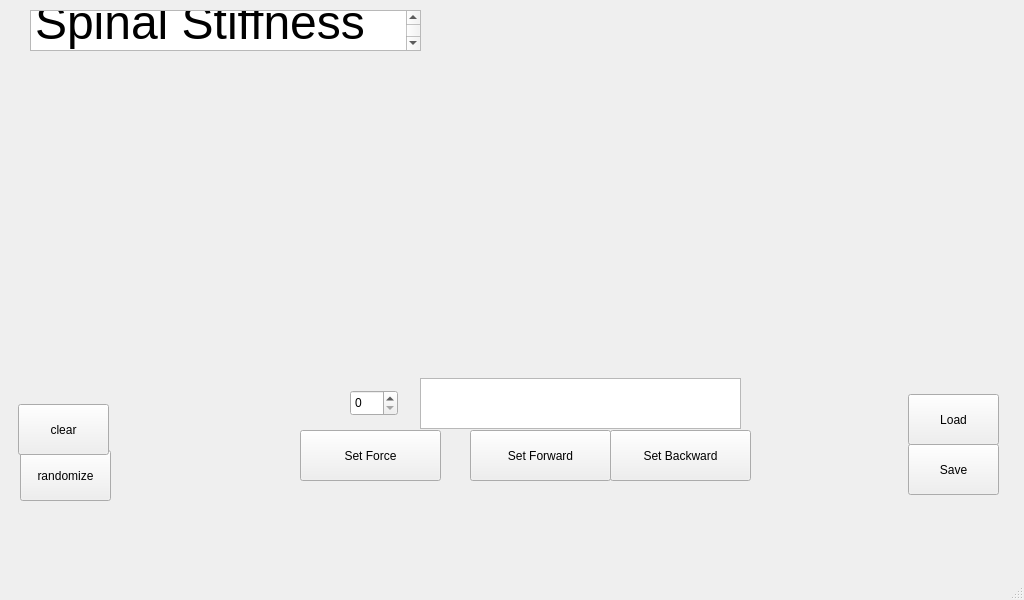
First picture: the form in dialog.ui, repository wiihoffmann/indenter-control-panel, before the edit.
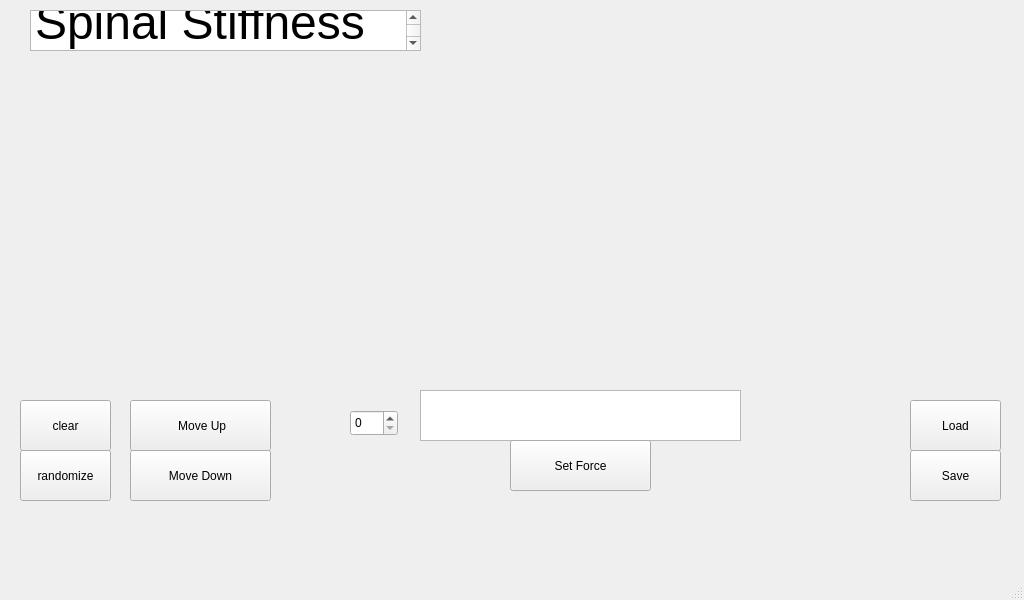
Second picture: the form after the edit. Custom widgets are drawn as their Qt base class.

Commit message: step rate is now parameterized

Diff of the .ui file:
```diff
--- a/dialog.ui
+++ b/dialog.ui
@@ -40,8 +40,8 @@
    <widget class="QPushButton" name="pushButton_clear_graph">
     <property name="geometry">
      <rect>
-      <x>18</x>
-      <y>404</y>
+      <x>20</x>
+      <y>400</y>
       <width>91</width>
       <height>51</height>
      </rect>
@@ -53,8 +53,8 @@
    <widget class="QPushButton" name="SaveButton">
     <property name="geometry">
      <rect>
-      <x>908</x>
-      <y>444</y>
+      <x>910</x>
+      <y>450</y>
       <width>91</width>
       <height>51</height>
      </rect>
@@ -66,8 +66,8 @@
    <widget class="QPushButton" name="LoadButton">
     <property name="geometry">
      <rect>
-      <x>908</x>
-      <y>394</y>
+      <x>910</x>
+      <y>400</y>
       <width>91</width>
       <height>51</height>
      </rect>
@@ -80,7 +80,7 @@
     <property name="geometry">
      <rect>
       <x>350</x>
-      <y>390</y>
+      <y>410</y>
       <width>48</width>
       <height>26</height>
      </rect>
@@ -90,7 +90,7 @@
     <property name="geometry">
      <rect>
       <x>420</x>
-      <y>378</y>
+      <y>390</y>
       <width>321</width>
       <height>51</height>
      </rect>
@@ -99,8 +99,8 @@
    <widget class="QPushButton" name="setButton">
     <property name="geometry">
      <rect>
-      <x>300</x>
-      <y>430</y>
+      <x>510</x>
+      <y>440</y>
       <width>141</width>
       <height>51</height>
      </rect>
@@ -132,27 +132,27 @@
    <widget class="QPushButton" name="forwardButton">
     <property name="geometry">
      <rect>
-      <x>470</x>
-      <y>430</y>
+      <x>130</x>
+      <y>400</y>
       <width>141</width>
       <height>51</height>
      </rect>
     </property>
     <property name="text">
-     <string>Set Forward</string>
+     <string> Move Up</string>
     </property>
    </widget>
    <widget class="QPushButton" name="backwardButton">
     <property name="geometry">
      <rect>
-      <x>610</x>
-      <y>430</y>
+      <x>130</x>
+      <y>450</y>
       <width>141</width>
       <height>51</height>
      </rect>
     </property>
     <property name="text">
-     <string>Set Backward</string>
+     <string>Move Down</string>
     </property>
    </widget>
   </widget>
```
Left out of the diff: 4 changed lines with no effect on the pictures. The commit also changes 2 other files.
